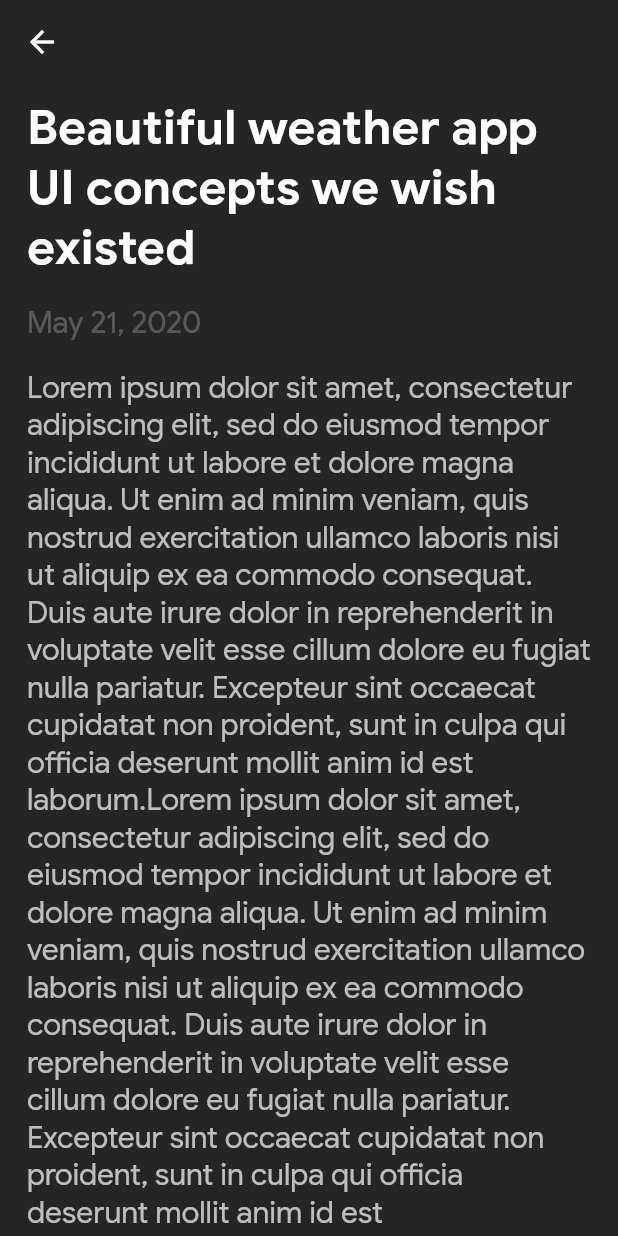
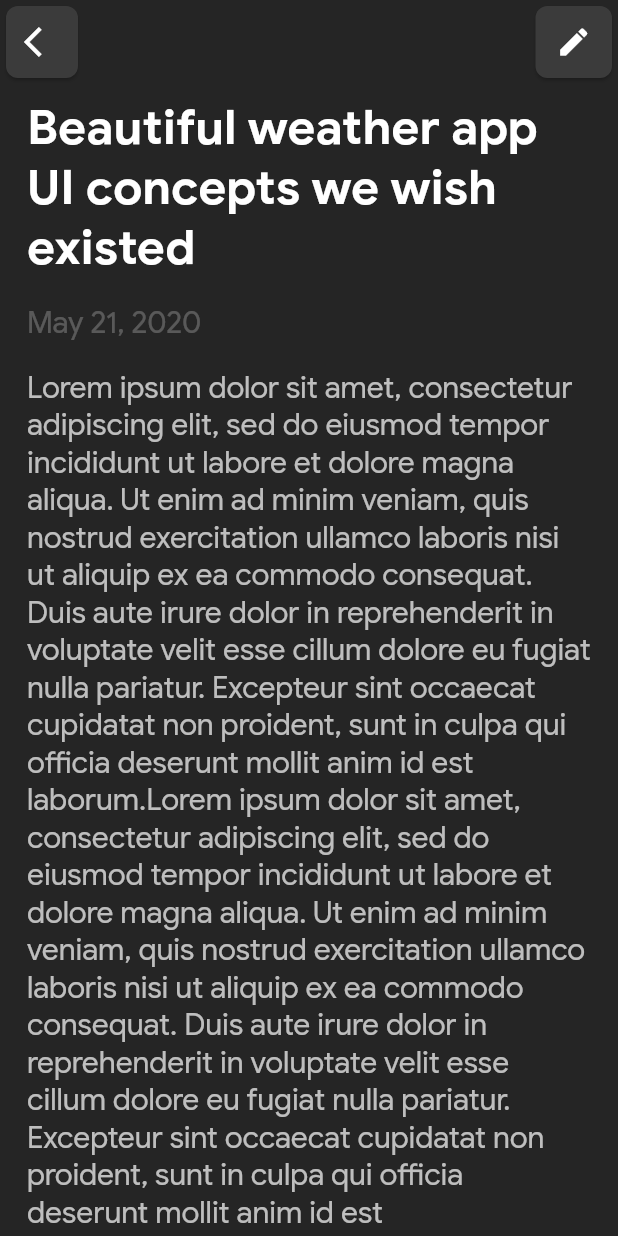
Before and after one commit to oddlyspaced/flutter-notes, a Flutter app: the EditNote screen opened directly, on a phone screen of 412 x 824 dp. Run offline on Flutter 3.47's test engine with Material 2 defaults, Android fonts, the phone set to English and light mode, and no system bars.

Commit message:
Add action button to editnote

```diff
--- a/lib/editnote.dart
+++ b/lib/editnote.dart
@@ -9,14 +9,27 @@ class _EditNoteState extends State<EditNote> {
   @override
   Widget build(BuildContext context) {
     return Scaffold(
+      key: Key("_scaffold"),
       appBar: AppBar(
-        leading: IconButton(
-          icon: const Icon(Icons.arrow_back),
-          onPressed: () {
-            Scaffold.of(context).showSnackBar(SnackBar(content: Text("ss")));
-          },
+        actions: <Widget>[
+          Card(
+            color: Color.fromARGB(255, 59, 59, 59),
+            shape: RoundedRectangleBorder(
+              borderRadius: BorderRadius.circular(8),
             ),
-        actions: <Widget>[],
+            child: Container(
+              margin: EdgeInsets.fromLTRB(13.5, 9, 13.5, 9),
+              child: Icon(Icons.edit)
+            ),
+          )
+        ],
+        leading: Card(
+          color: Color.fromARGB(255, 59, 59, 59),
+          shape: RoundedRectangleBorder(
+            borderRadius: BorderRadius.circular(8),
+          ),
+          child: Icon(Icons.arrow_back_ios),
+        ),
         backgroundColor: Color.fromARGB(255, 37, 37, 37),
         elevation: 0,
       ),
@@ -36,7 +49,8 @@ class _EditNoteBodyState extends State<EditNoteBody> {
     double width = MediaQuery.of(context).size.width;
     return Scaffold(
       backgroundColor: Color.fromARGB(255, 37, 37, 37),
-      body: SingleChildScrollView(
+      body: SafeArea(
+        child: SingleChildScrollView(
           child: Column(
             children: <Widget>[
               Container(
@@ -82,6 +96,7 @@ class _EditNoteBodyState extends State<EditNoteBody> {
             ],
           ),
         ),
+      ),
     );
   }
 }
```
Lines whose indentation alone changed are shown as unchanged.
